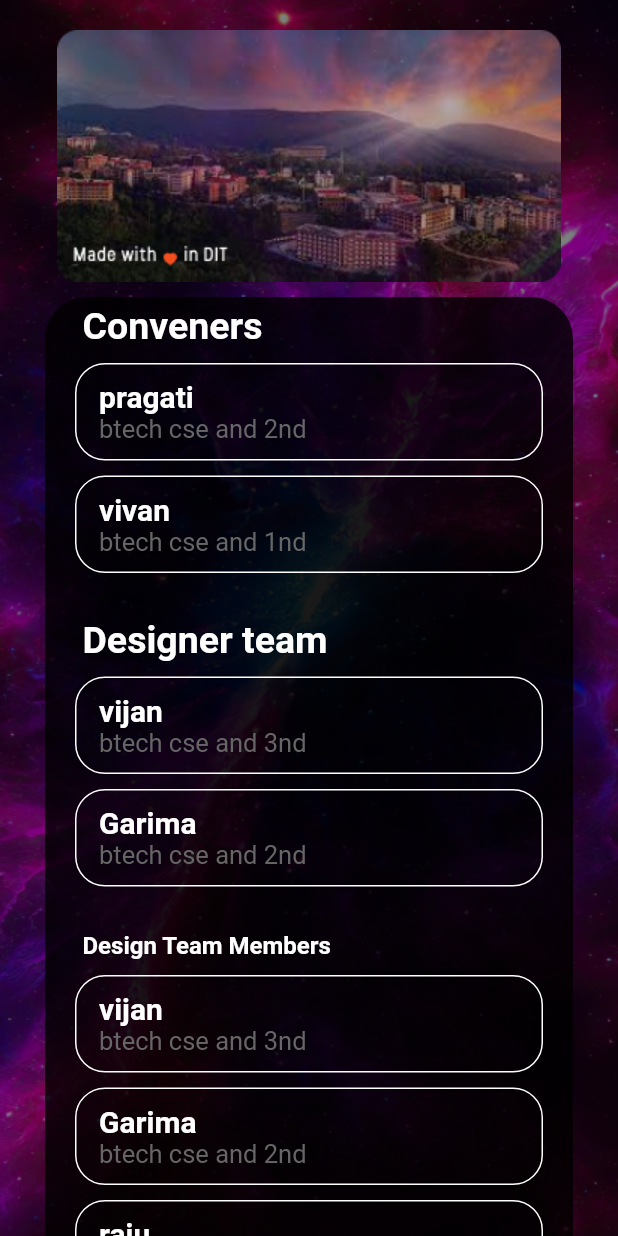
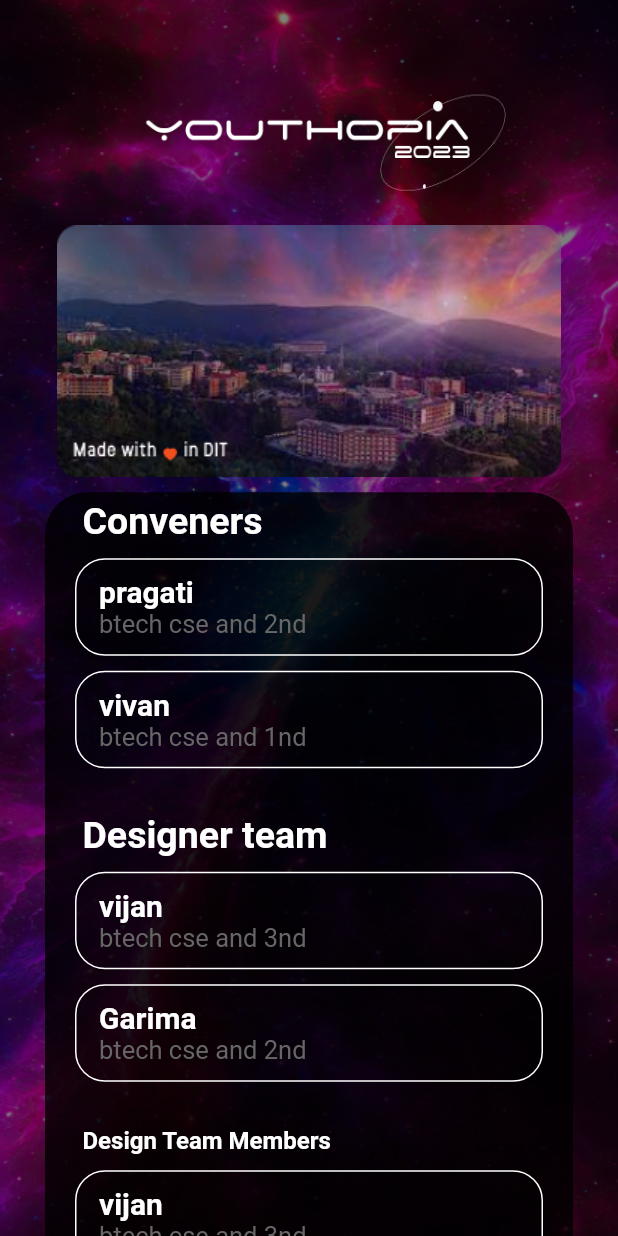
Before and after one commit to Youthopia-dit/Youthopia-App, a Flutter app: the screen it shows after launch, on a phone screen of 412 x 824 dp. Run offline on Flutter 3.47's test engine with Material 2 defaults, Android fonts, the phone set to English and light mode, and no system bars; missing offline and left inert: flutter_glow.

Commit message:
about container commited

```diff
--- a/lib/Screens/aboutus.dart
+++ b/lib/Screens/aboutus.dart
@@ -3,6 +3,7 @@ import 'package:youthopia/utils/colors.dart';
 import 'package:youthopia/utils/widget_extensions.dart';
 import 'package:youthopia/widgets/about_container.dart';
 import 'package:youthopia/widgets/background_scaffold.dart';
+import 'package:youthopia/widgets/youthopia_appbar.dart';
 
 class AboutUsScreen extends StatelessWidget {
   const AboutUsScreen({super.key});
@@ -16,9 +17,10 @@ class AboutUsScreen extends StatelessWidget {
           SizedBox(
             width: MediaQuery.of(context).size.width,
           ),
+          YouthopiaAppbar().paddingForOnly(top: 50),
           Container(
                   child: Image.asset('Assets/Group 6760.png')
-                      .paddingForOnly(top: 20))
+                      .paddingForOnly(top: 0))
               .paddingForOnly(bottom: 10),
           Container(
             decoration: BoxDecoration(
```
